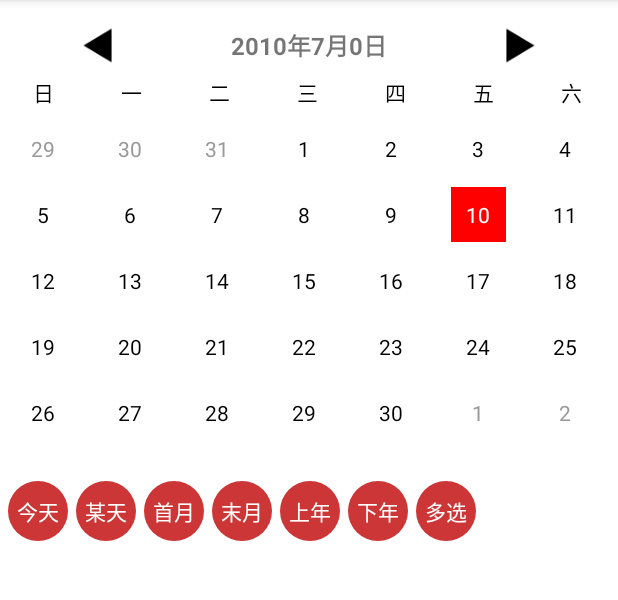
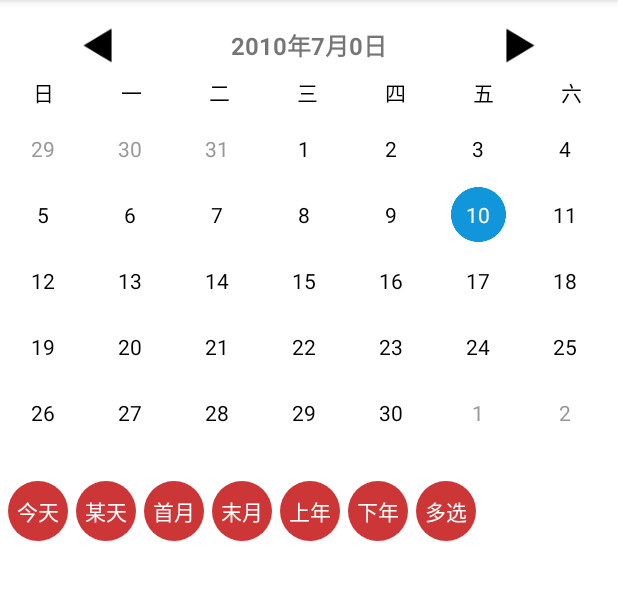
Before and after one commit to huang2177/HCalendarView, an Android app: the screen it shows after launch (MainActivity), on a phone screen of 412 x 824 dp, the part 84-684 px from its top. Run offline under Robolectric (Android 15) with nearby library versions, the phone set to English and light mode, and no system bars.

Commit message:
增加当天日期的选中效果

```diff
--- a/app/src/main/res/layout/activity_main.xml
+++ b/app/src/main/res/layout/activity_main.xml
@@ -41,7 +41,8 @@
 
     <com.huangbryant.calendarview.weiget.WeekView
         android:layout_width="match_parent"
-        android:layout_height="35dp" />
+        android:layout_height="35dp"
+        calendarview:week_size="14" />
 
     <com.huangbryant.calendarview.weiget.HCalendarView
         android:id="@+id/calendar"
--- a/calendarview/src/main/java/com/huangbryant/calendarview/bean/AttrsBean.java
+++ b/calendarview/src/main/java/com/huangbryant/calendarview/bean/AttrsBean.java
@@ -9,28 +9,110 @@ import java.util.Map;
 
 public class AttrsBean {
 
-    private int[] startDate;//日历的开始年、月
-    private int[] endDate;//日历的结束年、月
-    private int[] singleDate;//单选是默认选中的日期（年、月、日）
-    private List<int[]> multiDates;//多选时默认选中的日期集合
-    private int[] disableStartDate;//单选时默认选中的年、月、日disableStar
-    private int[] disableEndDate;//单选时默认选中的年、月、日
-    private boolean showLastNext = true;//是否显示上个月、下个月
-    private boolean showLunar = true;//是否显示农历
-    private boolean showHoliday = true;//是否显示节假日(不显示农历则节假日无法显示，节假日会覆盖农历显示)
-    private boolean showTerm = true;//是否显示节气
-    private boolean switchChoose = true;//单选时切换月份，是否选中上次的日期
+    /**
+     * 日历的开始年、月
+     */
+    private int[] startDate;
+    /**
+     * 日历的结束年、月
+     */
+    private int[] endDate;
+    /**
+     * 单选是默认选中的日期（年、月、日）
+     */
+    private int[] singleDate;
+    /**
+     * 多选时默认选中的日期集合
+     */
+    private List<int[]> multiDates;
+    /**
+     * 单选时默认选中的年、月、日disableStar
+     */
+    private int[] disableStartDate;
+    /**
+     * 单选时默认选中的年、月、日
+     */
+    private int[] disableEndDate;
+    /**
+     * 是否显示上个月、下个月
+     */
+    private boolean showLastNext = true;
+    /**
+     * 是否显示农历
+     */
+    private boolean showLunar = true;
+    /**
+     * 是否显示节假日(不显示农历则节假日无法显示，节假日会覆盖农历显示)
+     */
+    private boolean showHoliday = true;
+    /**
+     * 是否显示节气
+     */
+    private boolean showTerm = true;
+    /**
+     * 单选时切换月份，是否选中上次的日期
+     */
+    private boolean switchChoose = true;
+    /**
+     * 阳历的日期颜色
+     */
+    private int colorSolar = Color.BLACK;
+    /**
+     * 阴历的日期颜色
+     */
+    private int colorLunar = Color.parseColor("#999999");
+    /**
+     * 节假日的颜色
+     */
+    private int colorHoliday = Color.parseColor("#EC9729");
+    /**
+     * 选中的日期文字颜色
+     */
+    private int colorChoose = Color.WHITE;
+    /**
+     * 阳历日期文字尺寸
+     */
+    private int sizeSolar = 14;
 
-    private int colorSolar = Color.BLACK;//阳历的日期颜色
-    private int colorLunar = Color.parseColor("#999999");//阴历的日期颜色
-    private int colorHoliday = Color.parseColor("#EC9729");//节假日的颜色
-    private int colorChoose = Color.WHITE;//选中的日期文字颜色
-    private int sizeSolar = 14;//阳历日期文字尺寸
-    private int sizeLunar = 8;//阴历日期文字尺寸
-    private int dayBg = R.drawable.blue_circle;//选中的背景
-    private Map<String, String> specifyMap;//指定日期对应的文字map
-    private int chooseType = 0;//表示日历是单选还是多选
+    /**
+     * 阴历日期文字尺寸
+     */
+    private int sizeLunar = 8;
+
+    /**
+     * 选中的背景
+     */
+    private int dayBg = R.drawable.blue_circle;
+
+    /**
+     * 当天日期的背景
+     */
+    private int toayBg = R.drawable.blue_circle;
+
+    /**
+     * 指定日期对应的文字map
+     */
+    private Map<String, String> specifyMap;
+
+    /**
+     * 表示日历是单选还是多选
+     */
+    private int chooseType = 0;
+
+    /**
+     * 是否只是展示（不可选择）
+     */
     private boolean onlyShow;
+
+
+
+    public void setToayBg(int toayBg) {
+        this.toayBg = toayBg;
+    }
+
+    public int getToayBg() {
+        return toayBg;
+    }
 
     public void setOnlyShow(boolean onlyShow) {
         this.onlyShow = onlyShow;
--- a/calendarview/src/main/java/com/huangbryant/calendarview/weiget/MonthView.java
+++ b/calendarview/src/main/java/com/huangbryant/calendarview/weiget/MonthView.java
@@ -244,8 +244,8 @@ public class MonthView extends ViewGroup {
             }
 
             if (date.isToday()) {
-                solarDay.setTextColor(Color.WHITE);
-                view.setBackgroundColor(Color.RED);
+                solarDay.setTextColor(mAttrsBean.getColorChoose());
+                view.setBackgroundResource(mAttrsBean.getToayBg());
             }
             addView(view, i);
         }
--- a/calendarview/src/main/res/values/attrs.xml
+++ b/calendarview/src/main/res/values/attrs.xml
@@ -23,6 +23,8 @@
         <attr name="choose_color" format="color" />
         <!--选中的日期背景-->
         <attr name="day_bg" format="reference" />
+        <!--今天的日期背景-->
+        <attr name="today_bg" format="reference" />
         <!--单选时切换月份，是否选中上次的日期-->
         <attr name="switch_choose" format="boolean" />
         <!--是否设置不可点击-->
```
